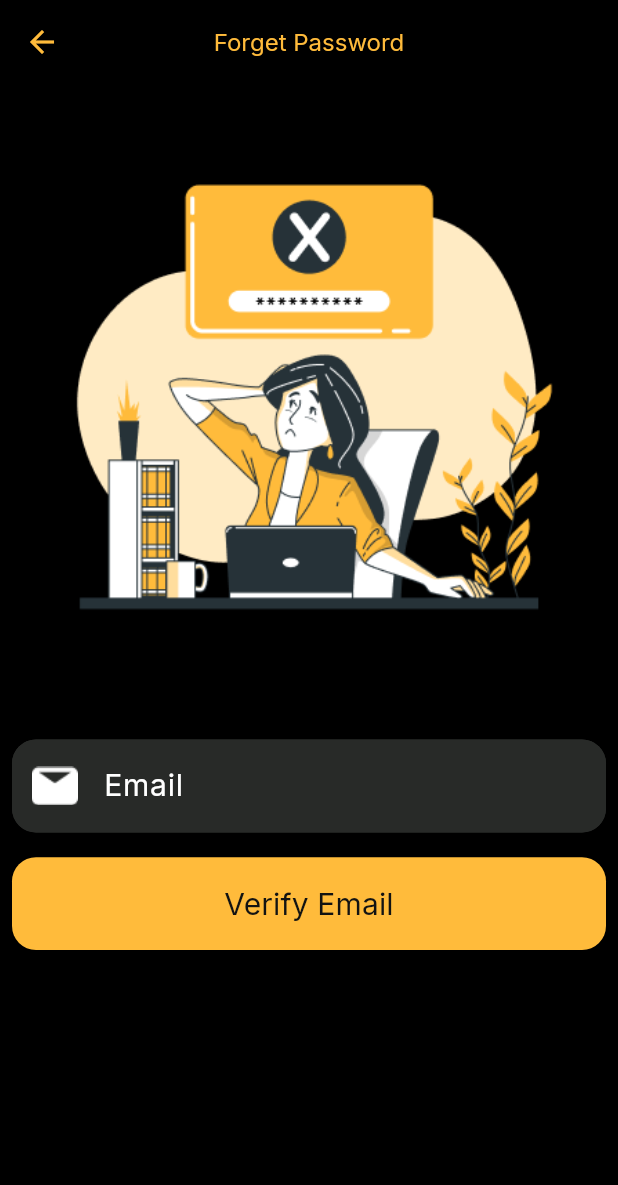
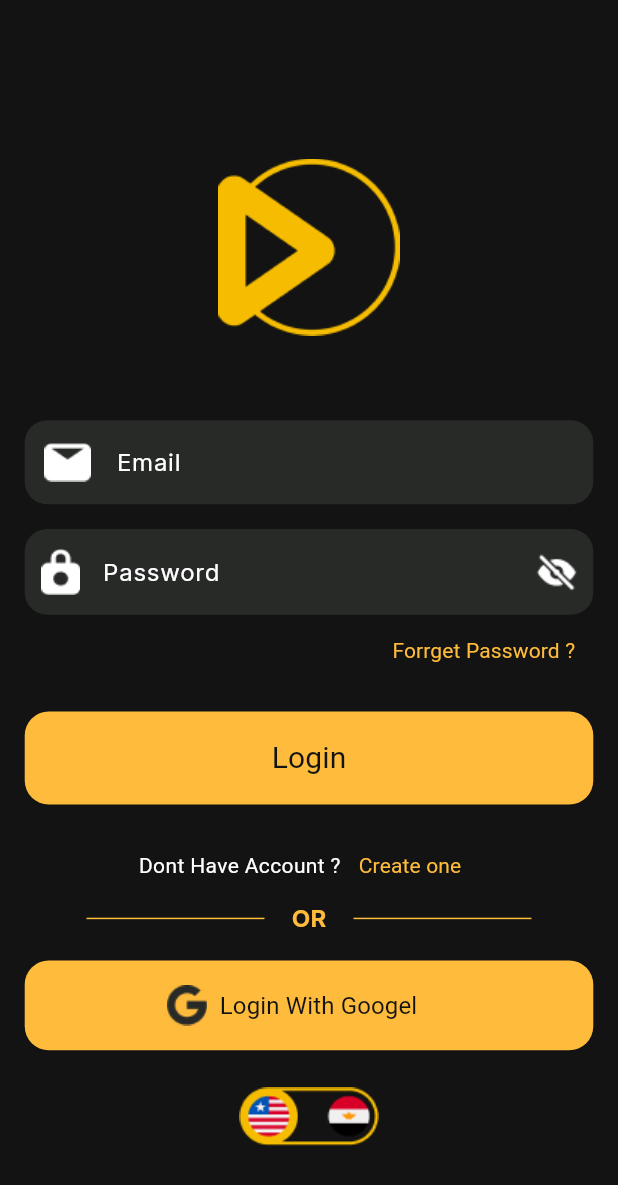
Before and after one commit to AbdelrhmanH295/movie_app, a Flutter app: the screen it shows after launch, on a phone screen of 412 x 824 dp. Shown: the top 1185 px of the screen. Run offline on Flutter 3.47's test engine with Material 3 defaults, Android fonts, the phone set to English and light mode, and no system bars; our stand-ins replace google_fonts.

Commit message:
login screen ui finish

```diff
--- a/lib/custom_widgets/custom_elevated_button.dart
+++ b/lib/custom_widgets/custom_elevated_button.dart
@@ -15,7 +15,7 @@ class CustomElevatedButton extends StatefulWidget {
       {super.key,
       required this.onPressed,
       required this.text,
-      this.backgroundColor = Colors.yellow,
+      this.backgroundColor = AppColors.yellowColor,
       this.textStyle,
       this.borderColor,
       this.icon = false,
--- a/lib/main.dart
+++ b/lib/main.dart
@@ -1,5 +1,6 @@
 import 'package:flutter/material.dart';
 import 'package:movie_app/screens/forget_password.dart';
+import 'package:movie_app/screens/login_screen.dart';
 import 'package:movie_app/screens/profile_update_screen.dart';
 import 'package:movie_app/screens/register_screen.dart';
 
@@ -16,7 +17,7 @@ class MyApp extends StatelessWidget {
     return MaterialApp(
       debugShowCheckedModeBanner: false,
       title: 'Flutter Demo',
-      home: ForgetPassword(),
+      home: LoginScreen(),
     );
   }
 }
--- /dev/null
+++ b/lib/screens/login_screen.dart
@@ -0,0 +1,158 @@
+import 'package:flutter/material.dart';
+import 'package:movie_app/custom_widgets/custom_elevated_button.dart';
+import 'package:movie_app/custom_widgets/custom_text_form_field.dart';
+import 'package:movie_app/utils/app_assets.dart';
+import 'package:movie_app/utils/app_colors.dart';
+import 'package:movie_app/utils/app_styles.dart';
+
+class LoginScreen extends StatelessWidget {
+  const LoginScreen({super.key});
+
+  @override
+  Widget build(BuildContext context) {
+    var height = MediaQuery.of(context).size.height;
+    var width = MediaQuery.of(context).size.width;
+    return Scaffold(
+      backgroundColor: AppColors.blackColor,
+      body: Padding(
+        padding: EdgeInsets.symmetric(horizontal: width * 0.04),
+        child: Column(
+          crossAxisAlignment: CrossAxisAlignment.stretch,
+          children: [
+            SizedBox(
+              height: height * 0.1,
+            ),
+            Container(
+              height: height * 0.2,
+              width: width * 0.02,
+              child: Image.asset(
+                AppAssets.movieLogoApp,
+              ),
+            ),
+            SizedBox(
+              height: height * 0.04,
+            ),
+            Container(
+              decoration: BoxDecoration(
+                  color: AppColors.darkGreyColor,
+                  borderRadius: BorderRadius.circular(15)),
+              child: CustomTextFormField(
+                prefixIcon: Image.asset(AppAssets.emailIcon),
+                hintText: 'Email',
+                hintStyle: AppStyles.regular16White,
+                colorBorderSide: AppColors.transparentColor,
+              ),
+            ),
+            SizedBox(
+              height: height * 0.02,
+            ),
+            Container(
+              decoration: BoxDecoration(
+                  color: AppColors.darkGreyColor,
+                  borderRadius: BorderRadius.circular(15)),
+              child: CustomTextFormField(
+                prefixIcon: Image.asset(AppAssets.passwordIcon),
+                hintText: 'Password',
+                suffixIcon: Image.asset(AppAssets.eyeHiddenIcon),
+                hintStyle: AppStyles.regular16White,
+                colorBorderSide: AppColors.transparentColor,
+              ),
+            ),
+            Align(
+              alignment: Alignment.centerRight,
+              child: TextButton(
+                  onPressed: () {
+                    // todo : navigate to forget password screen.
+                  },
+                  child: Text(
+                    'Forrget Password ?',
+                    textAlign: TextAlign.end,
+                    style: AppStyles.regular14Yellow.copyWith(fontFamily: 'Roboto'),
+                  )),
+            ),
+            SizedBox(
+              height: height * 0.02,
+            ),
+            CustomElevatedButton(
+              onPressed: () {},
+              text: 'Login',
+              textStyle:
+                  AppStyles.regular20Black.copyWith(fontFamily: 'Roboto'),
+              backgroundColor: AppColors.yellowColor,
+            ),
+            SizedBox(
+              height: height * 0.02,
+            ),
+            Row(
+              mainAxisAlignment: MainAxisAlignment.center,
+              children: [
+                Text(
+                  'Dont Have Account ?',
+                  style: AppStyles.regular14White.copyWith(fontFamily: 'Roboto'),
+                ),
+                TextButton(
+                    onPressed: () {
+                      // todo : navigate to register screen
+                    },
+                    child: Text(
+                      'Create one',
+                      style: AppStyles.regular14Yellow.copyWith(fontFamily: 'Roboto')
+                          ,
+                    )),
+                SizedBox(
+                  height: height * 0.02,
+                ),
+              ],
+            ),
+            Row(
+              children: [
+                Expanded(
+                  child: Divider(
+                    indent: width * 0.1,
+                    thickness: 1,
+                    color: AppColors.yellowColor,
+                  ),
+                ),
+                Padding(
+                  padding: const EdgeInsets.symmetric(horizontal: 18.0),
+                  child: Text(
+                    'OR',
+                    style: AppStyles.regular16Yellow
+                        .copyWith(fontWeight: FontWeight.bold),
+                  ),
+                ),
+                Expanded(
+                  child: Divider(
+                    endIndent: width * 0.1,
+                    thickness: 1,
+                    color: AppColors.yellowColor,
+                  ),
+                ),
+              ],
+            ),
+            SizedBox(
+              height: height * 0.02,
+            ),
+            CustomElevatedButton(
+              onPressed: () {},
+              text: 'Login With Googel',
+              textStyle:
+                  AppStyles.regular16Black.copyWith(fontFamily: 'Roboto'),
+              icon: true,
+              iconWidget: Container(
+                  padding: EdgeInsets.only(left: width * 0.23),
+                  child: Image.asset(AppAssets.googleIcon)),
+              backgroundColor: AppColors.yellowColor,
+            ),
+             SizedBox(
+              height: height * 0.03,
+            ),
+            Align(
+              alignment: Alignment.topCenter,
+              child: Image.asset(AppAssets.languageSwitchImage))
+          ],
+        ),
+      ),
+    );
+  }
+}
```
